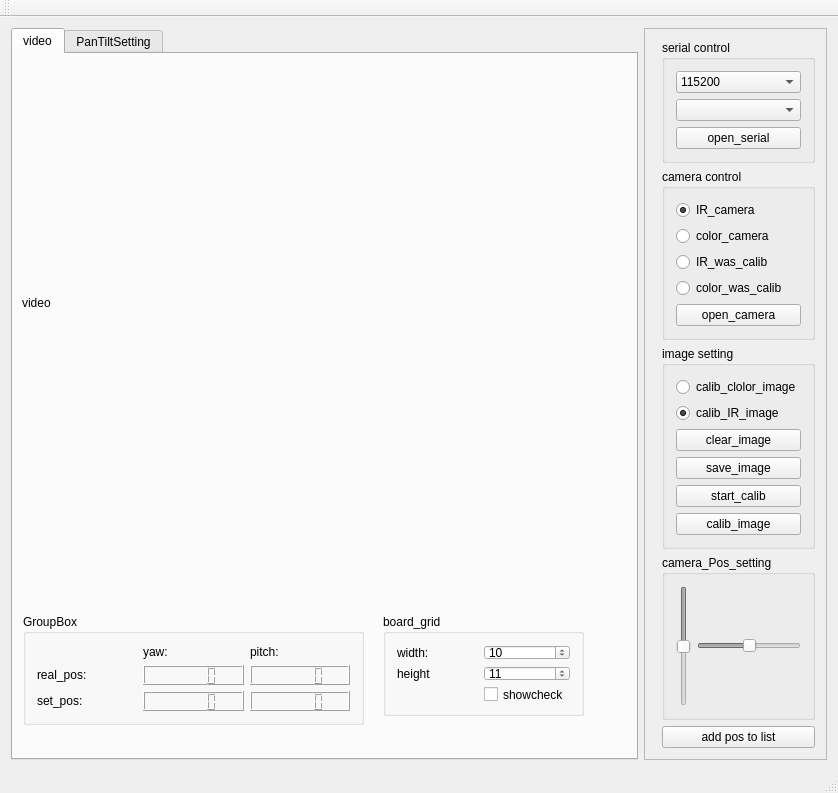
Qt form mainwindow.ui (FeiduoduoPeng/auto_calib_camera-master-pf-modified) before a commit.
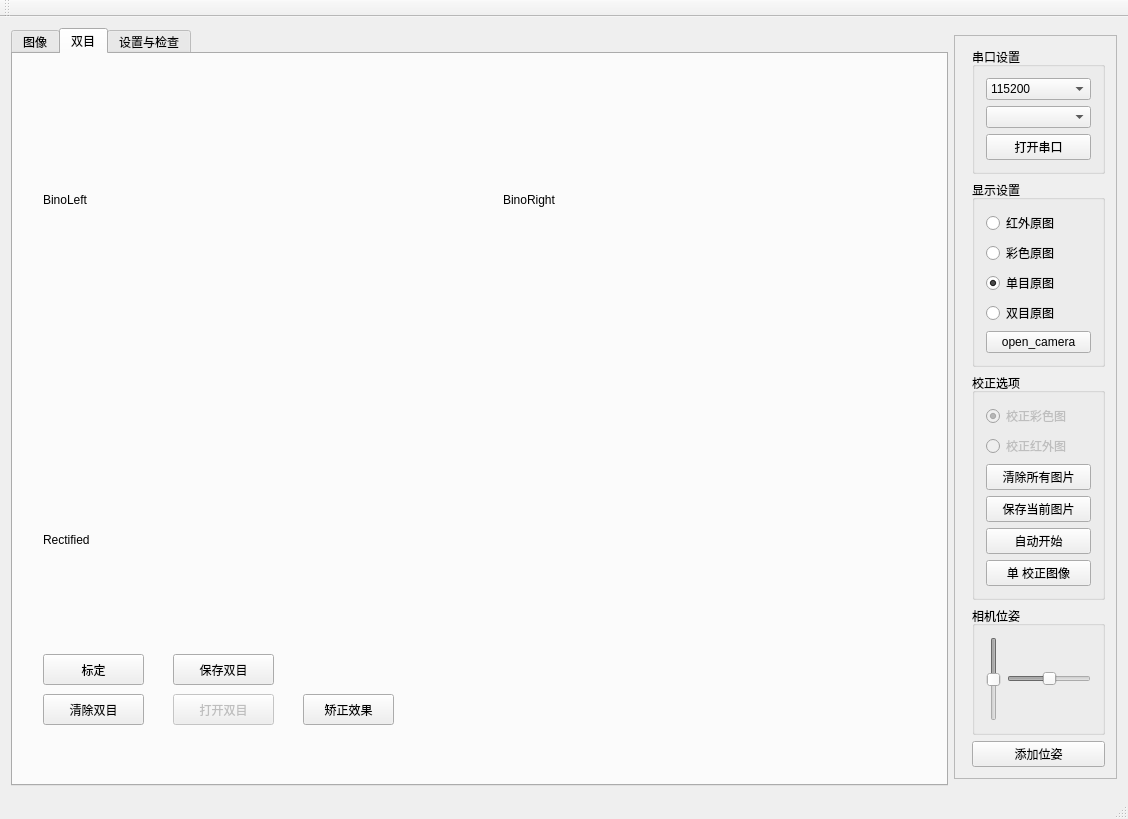
The same form after that commit. The open tabs and pages were chosen to show the change.

Commit message: before add auto-recharge camera

The edit to the form file:
```diff
--- a/mainwindow.ui
+++ b/mainwindow.ui
@@ -6,8 +6,8 @@
    <rect>
     <x>0</x>
     <y>0</y>
-    <width>838</width>
-    <height>793</height>
+    <width>1128</width>
+    <height>819</height>
    </rect>
   </property>
   <property name="minimumSize">
@@ -23,6 +23,12 @@
    <layout class="QGridLayout" name="gridLayout_6">
     <item row="0" column="1">
      <widget class="QFrame" name="frame">
+      <property name="sizePolicy">
+       <sizepolicy hsizetype="Fixed" vsizetype="Fixed">
+        <horstretch>0</horstretch>
+        <verstretch>0</verstretch>
+       </sizepolicy>
+      </property>
       <property name="frameShape">
        <enum>QFrame::StyledPanel</enum>
       </property>
@@ -33,7 +39,7 @@
        <item row="0" column="1">
         <widget class="QGroupBox" name="groupBox">
          <property name="title">
-          <string>serial control</string>
+          <string>串口设置</string>
          </property>
          <layout class="QGridLayout" name="gridLayout_2">
           <item row="0" column="0">
@@ -77,7 +83,7 @@
           <item row="2" column="0">
            <widget class="QPushButton" name="pushButton_open_serial">
             <property name="text">
-             <string>open_serial</string>
+             <string>打开串口</string>
             </property>
            </widget>
           </item>
@@ -87,23 +93,23 @@
        <item row="1" column="1">
         <widget class="QGroupBox" name="groupBox_2">
          <property name="title">
-          <string>camera control</string>
+          <string>显示设置</string>
          </property>
          <layout class="QGridLayout" name="gridLayout">
           <item row="0" column="0">
            <widget class="QRadioButton" name="radioButton_IR">
             <property name="text">
-             <string>IR_camera</string>
+             <string>红外原图</string>
             </property>
             <property name="checked">
-             <bool>true</bool>
+             <bool>false</bool>
             </property>
            </widget>
           </item>
           <item row="1" column="0">
            <widget class="QRadioButton" name="radioButton_color">
             <property name="text">
-             <string>color_camera</string>
+             <string>彩色原图</string>
             </property>
             <property name="checked">
              <bool>false</bool>
@@ -120,14 +126,17 @@
           <item row="2" column="0">
            <widget class="QRadioButton" name="radioButton_IR_calib">
             <property name="text">
-             <string>IR_was_calib</string>
+             <string>单目原图</string>
+            </property>
+            <property name="checked">
+             <bool>true</bool>
             </property>
            </widget>
           </item>
           <item row="3" column="0">
            <widget class="QRadioButton" name="radioButton_color_calib">
             <property name="text">
-             <string>color_was_calib</string>
+             <string>双目原图</string>
             </property>
            </widget>
           </item>
@@ -137,51 +146,60 @@
        <item row="3" column="1">
         <widget class="QGroupBox" name="groupBox_3">
          <property name="title">
-          <string>image setting</string>
+          <string>校正选项</string>
          </property>
          <layout class="QGridLayout" name="gridLayout_3">
           <item row="0" column="0">
            <widget class="QRadioButton" name="radioButton_select_color_calib">
+            <property name="enabled">
+             <bool>false</bool>
+            </property>
             <property name="text">
-             <string>calib_clolor_image</string>
+             <string>校正彩色图</string>
+            </property>
+            <property name="checked">
+             <bool>true</bool>
             </property>
            </widget>
           </item>
           <item row="4" column="0">
            <widget class="QPushButton" name="pushButton_start_calib">
             <property name="text">
-             <string>start_calib</string>
+             <string>自动开始</string>
             </property>
            </widget>
           </item>
           <item row="2" column="0">
            <widget class="QPushButton" name="pushButton_clean">
             <property name="text">
-             <string>clear_image</string>
+             <string>清除所有图片</string>
             </property>
            </widget>
           </item>
           <item row="1" column="0">
            <widget class="QRadioButton" name="radioButton_select_ir_calib">
+            <property name="enabled">
+             <bool>false</bool>
+            </property>
             <property name="text">
-             <string>calib_IR_image</string>
+             <string>校正红外图</string>
             </property>
             <property name="checked">
-             <bool>true</bool>
+             <bool>false</bool>
             </property>
            </widget>
           </item>
           <item row="3" column="0">
            <widget class="QPushButton" name="pushButton_save_image">
             <property name="text">
-             <string>save_image</string>
+             <string>保存当前图片</string>
             </property>
            </widget>
           </item>
           <item row="5" column="0">
            <widget class="QPushButton" name="pushButton_read_image_list">
             <property name="text">
-             <string>calib_image</string>
+             <string>单 校正图像</string>
             </property>
            </widget>
           </item>
@@ -197,7 +215,7 @@
           </size>
          </property>
          <property name="title">
-          <string>camera_Pos_setting</string>
+          <string>相机位姿</string>
          </property>
          <layout class="QGridLayout" name="gridLayout_5">
           <item row="0" column="0">
@@ -259,7 +277,7 @@
        <item row="5" column="1">
         <widget class="QPushButton" name="pushButton">
          <property name="text">
-          <string>add pos to list</string>
+          <string>添加位姿</string>
          </property>
         </widget>
        </item>
@@ -279,7 +297,7 @@
         </size>
        </property>
        <attribute name="title">
-        <string>video</string>
+        <string>图像</string>
        </attribute>
        <widget class="QLabel" name="label">
         <property name="geometry">
@@ -316,7 +334,7 @@
          </rect>
         </property>
         <property name="title">
-         <string>GroupBox</string>
+         <string>状态</string>
         </property>
         <layout class="QGridLayout" name="gridLayout_4">
          <item row="2" column="2">
@@ -331,21 +349,21 @@
          <item row="0" column="2">
           <widget class="QLabel" name="label_2">
            <property name="text">
-            <string>pitch:</string>
+            <string>俯仰角:</string>
            </property>
           </widget>
          </item>
          <item row="1" column="0">
           <widget class="QLabel" name="label_4">
            <property name="text">
-            <string>real_pos:</string>
+            <string>当前位姿:</string>
            </property>
           </widget>
          </item>
          <item row="0" column="1">
           <widget class="QLabel" name="label_3">
            <property name="text">
-            <string>yaw:</string>
+            <string>横滚角:</string>
            </property>
           </widget>
          </item>
@@ -355,7 +373,7 @@
          <item row="2" column="0">
           <widget class="QLabel" name="label_5">
            <property name="text">
-            <string>set_pos:</string>
+            <string>目标位姿:</string>
            </property>
           </widget>
          </item>
@@ -371,18 +389,21 @@
          </rect>
         </property>
         <property name="title">
-         <string>board_grid</string>
+         <string>基本设置:</string>
         </property>
         <layout class="QGridLayout" name="gridLayout_7">
          <item row="0" column="0">
           <widget class="QLabel" name="label_6">
            <property name="text">
-            <string>width:</string>
+            <string>角点宽数:</string>
            </property>
           </widget>
          </item>
          <item row="0" column="1">
           <widget class="QSpinBox" name="spinBox_grid_width">
+           <property name="enabled">
+            <bool>false</bool>
+           </property>
            <property name="value">
             <number>10</number>
            </property>
@@ -391,12 +412,15 @@
          <item row="1" column="0">
           <widget class="QLabel" name="label_7">
            <property name="text">
-            <string>height</string>
+            <string>焦点高数:</string>
            </property>
           </widget>
          </item>
          <item row="1" column="1">
           <widget class="QSpinBox" name="spinBox_grid_height">
+           <property name="enabled">
+            <bool>false</bool>
+           </property>
            <property name="value">
             <number>11</number>
            </property>
@@ -405,16 +429,140 @@
          <item row="2" column="1">
           <widget class="QCheckBox" name="checkBox_show_check">
            <property name="text">
-            <string>showcheck</string>
+            <string>实时角点</string>
            </property>
           </widget>
          </item>
         </layout>
        </widget>
       </widget>
+      <widget class="QWidget" name="TabBino">
+       <attribute name="title">
+        <string>双目</string>
+       </attribute>
+       <widget class="QLabel" name="Bino_left_show">
+        <property name="geometry">
+         <rect>
+          <x>30</x>
+          <y>0</y>
+          <width>441</width>
+          <height>291</height>
+         </rect>
+        </property>
+        <property name="sizePolicy">
+         <sizepolicy hsizetype="Expanding" vsizetype="Preferred">
+          <horstretch>0</horstretch>
+          <verstretch>0</verstretch>
+         </sizepolicy>
+        </property>
+        <property name="text">
+         <string>BinoLeft</string>
+        </property>
+       </widget>
+       <widget class="QLabel" name="Bino_right_show">
+        <property name="geometry">
+         <rect>
+          <x>490</x>
+          <y>0</y>
+          <width>441</width>
+          <height>291</height>
+         </rect>
+        </property>
+        <property name="sizePolicy">
+         <sizepolicy hsizetype="Expanding" vsizetype="Preferred">
+          <horstretch>0</horstretch>
+          <verstretch>0</verstretch>
+         </sizepolicy>
+        </property>
+        <property name="text">
+         <string>BinoRight</string>
+        </property>
+       </widget>
+       <widget class="QPushButton" name="pushButton_open_bino">
+        <property name="enabled">
+         <bool>false</bool>
+        </property>
+        <property name="geometry">
+         <rect>
+          <x>160</x>
+          <y>640</y>
+          <width>101</width>
+          <height>31</height>
+         </rect>
+        </property>
+        <property name="text">
+         <string>打开双目</string>
+        </property>
+       </widget>
+       <widget class="QPushButton" name="pushButton_save_bino">
+        <property name="geometry">
+         <rect>
+          <x>160</x>
+          <y>600</y>
+          <width>101</width>
+          <height>31</height>
+         </rect>
+        </property>
+        <property name="text">
+         <string>保存双目</string>
+        </property>
+       </widget>
+       <widget class="QPushButton" name="pushButton_start_calib_bino">
+        <property name="geometry">
+         <rect>
+          <x>30</x>
+          <y>600</y>
+          <width>101</width>
+          <height>31</height>
+         </rect>
+        </property>
+        <property name="text">
+         <string>标定</string>
+        </property>
+       </widget>
+       <widget class="QPushButton" name="pushButton_clear_bino">
+        <property name="geometry">
+         <rect>
+          <x>30</x>
+          <y>640</y>
+          <width>101</width>
+          <height>31</height>
+         </rect>
+        </property>
+        <property name="text">
+         <string>清除双目</string>
+        </property>
+       </widget>
+       <widget class="QLabel" name="Bino_left_rectified">
+        <property name="geometry">
+         <rect>
+          <x>30</x>
+          <y>380</y>
+          <width>771</width>
+          <height>211</height>
+         </rect>
+        </property>
+        <property name="text">
+         <string>Rectified</string>
+        </property>
+       </widget>
+       <widget class="QPushButton" name="pushButton_show_rectified">
+        <property name="geometry">
+         <rect>
+          <x>290</x>
+          <y>640</y>
+          <width>91</width>
+          <height>31</height>
+         </rect>
+        </property>
+        <property name="text">
+         <string>矫正效果</string>
+        </property>
+       </widget>
+      </widget>
       <widget class="QWidget" name="Tab2">
        <attribute name="title">
-        <string>PanTiltSetting</string>
+        <string>设置与检查</string>
        </attribute>
        <widget class="QTableView" name="tableView">
         <property name="geometry">
```
Left out of the diff: 79 changed lines with no effect on the pictures. The commit also changes 538 other files.
